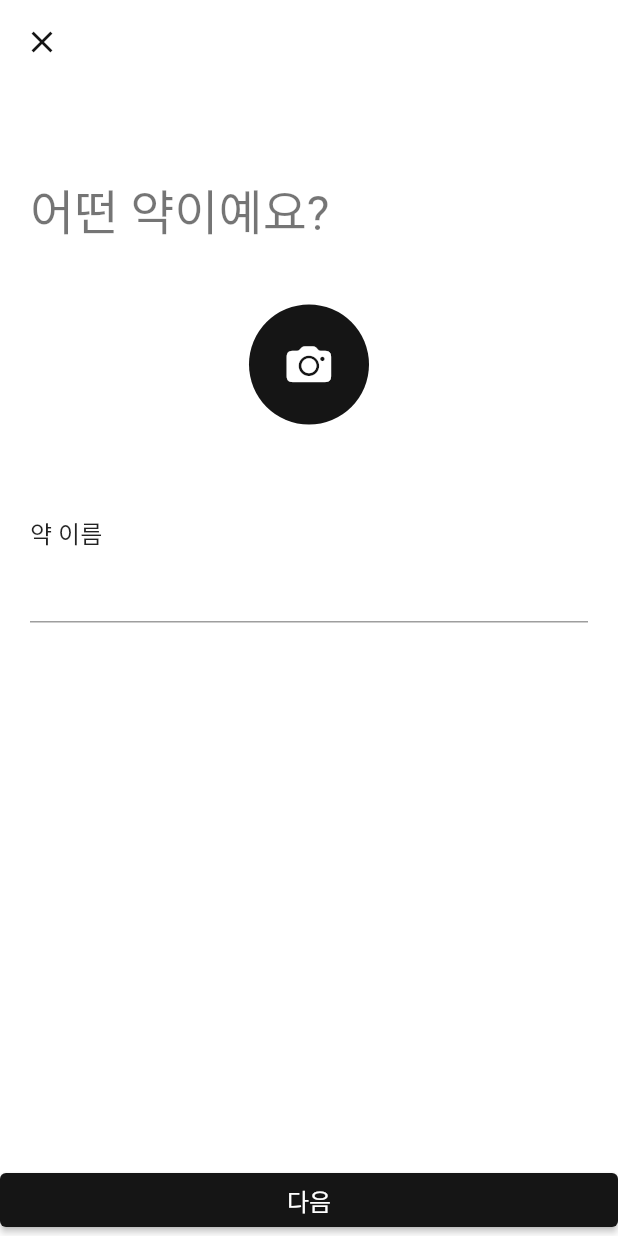
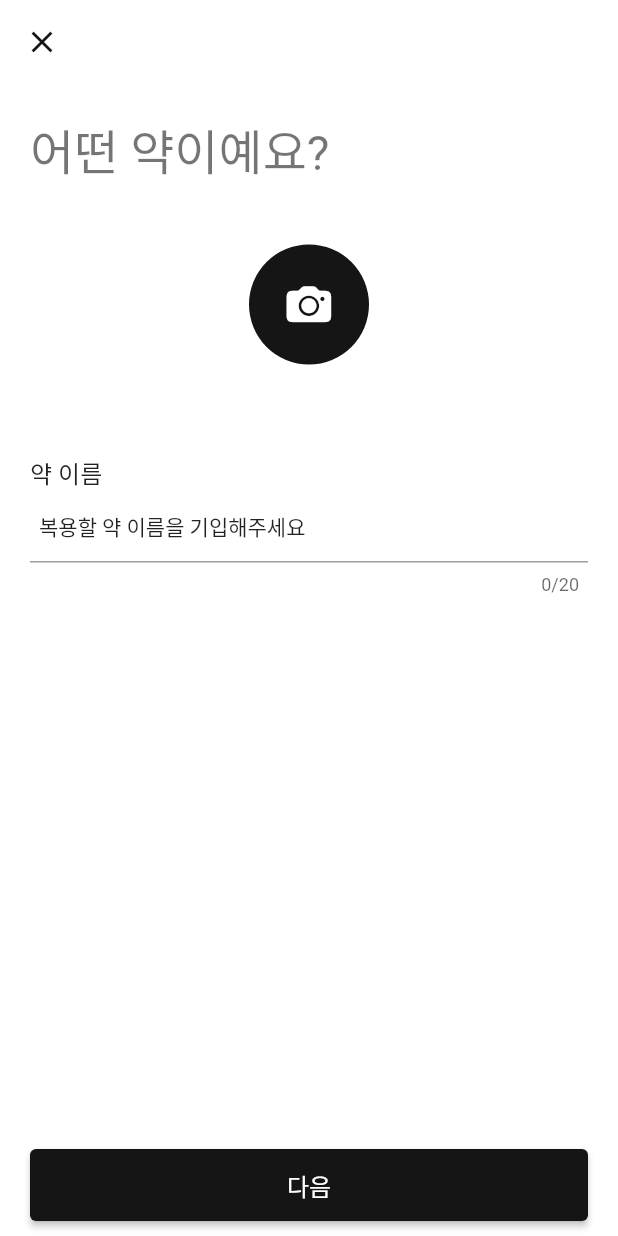
Before and after one commit to jyholic1209/flutter_medicineApp, a Flutter app: the AddMedicinePage screen opened directly, on a phone screen of 412 x 824 dp. Run offline on Flutter 3.47's test engine with Material 2 defaults, Android fonts, the phone set to English and light mode, and no system bars; Roboto replaces fonts that are missing (GmarketSansTTF).

Commit message:
ch02-02 add medicine ui detail

```diff
--- a/lib/components/myapp_themes.dart
+++ b/lib/components/myapp_themes.dart
@@ -31,7 +31,7 @@ class MyAppThemes {
     iconTheme: IconThemeData(
       color: MyAppColors.primaryColor,
     ),
-    elevation: 0,
+    elevation: 0, // 경계선 지움
   );
 
   static const TextTheme _textTheme = TextTheme(
--- a/lib/pages/add_medicine/add_medicine_page.dart
+++ b/lib/pages/add_medicine/add_medicine_page.dart
@@ -2,8 +2,24 @@ import 'package:flutter/cupertino.dart';
 import 'package:flutter/material.dart';
 import 'package:flutter_myapp/components/myapp_constants.dart';
 
-class AddMedicinePage extends StatelessWidget {
+class AddMedicinePage extends StatefulWidget {
   const AddMedicinePage({super.key});
+
+  @override
+  State<AddMedicinePage> createState() => _AddMedicinePageState();
+}
+
+class _AddMedicinePageState extends State<AddMedicinePage> {
+  // textField controller
+  final _medicineNameController = TextEditingController();
+
+  // 화면 종료시
+  @override
+  void dispose() {
+    // TODO: implement dispose
+    _medicineNameController.dispose();
+    super.dispose();
+  }
 
   @override
   Widget build(BuildContext context) {
@@ -18,13 +34,14 @@ class AddMedicinePage extends StatelessWidget {
           FocusScope.of(context).unfocus();
         },
         child: Padding(
-          padding: const EdgeInsets.all(20.0),
+          padding: pagePadding,
           child: Column(
             crossAxisAlignment: CrossAxisAlignment.start,
             children: [
-              const SizedBox(
-                height: largeSpace,
-              ),
+              // const SizedBox(
+              //   height: largeSpace,
+              // ),
+              // 주의 : Theme은 const 로 하면 에러 발생함
               Text('어떤 약이예요?', style: Theme.of(context).textTheme.headline4),
               const SizedBox(
                 height: largeSpace,
@@ -48,18 +65,37 @@ class AddMedicinePage extends StatelessWidget {
                 '약 이름',
                 style: Theme.of(context).textTheme.subtitle1,
               ),
-              TextFormField(),
+              TextFormField(
+                controller: _medicineNameController,
+                maxLength: 20,
+                keyboardType: TextInputType.text,
+                // 자판에 입력완료 버튼
+                textInputAction: TextInputAction.done,
+                style: Theme.of(context).textTheme.bodyText1,
+                decoration: InputDecoration(
+                  hintText: '복용할 약 이름을 기입해주세요',
+                  hintStyle: Theme.of(context).textTheme.bodyText2,
+                  contentPadding: textFieldContentPadding,
+                ),
+              ),
             ],
           ),
         ),
       ),
       bottomNavigationBar: SafeArea(
         // 기기의 고유 영역을 침범하지 않기 위해 SafeArea 사용 iPhone X 이상에서 잘 표시남
-        child: ElevatedButton(
-          onPressed: () {},
-          style: ElevatedButton.styleFrom(
-              textStyle: Theme.of(context).textTheme.subtitle1),
-          child: const Text('다음'),
+        // 안드로이드 및 iPhone 이전 기기를 위해 bottom 네이티브 영역 하단부에 패딩을 줘야함
+        child: Padding(
+          padding: submitButtonBoxPadding,
+          child: SizedBox(
+            height: submitButtonHeight,
+            child: ElevatedButton(
+              onPressed: () {},
+              style: ElevatedButton.styleFrom(
+                  textStyle: Theme.of(context).textTheme.subtitle1),
+              child: const Text('다음'),
+            ),
+          ),
         ),
       ),
     );
```
